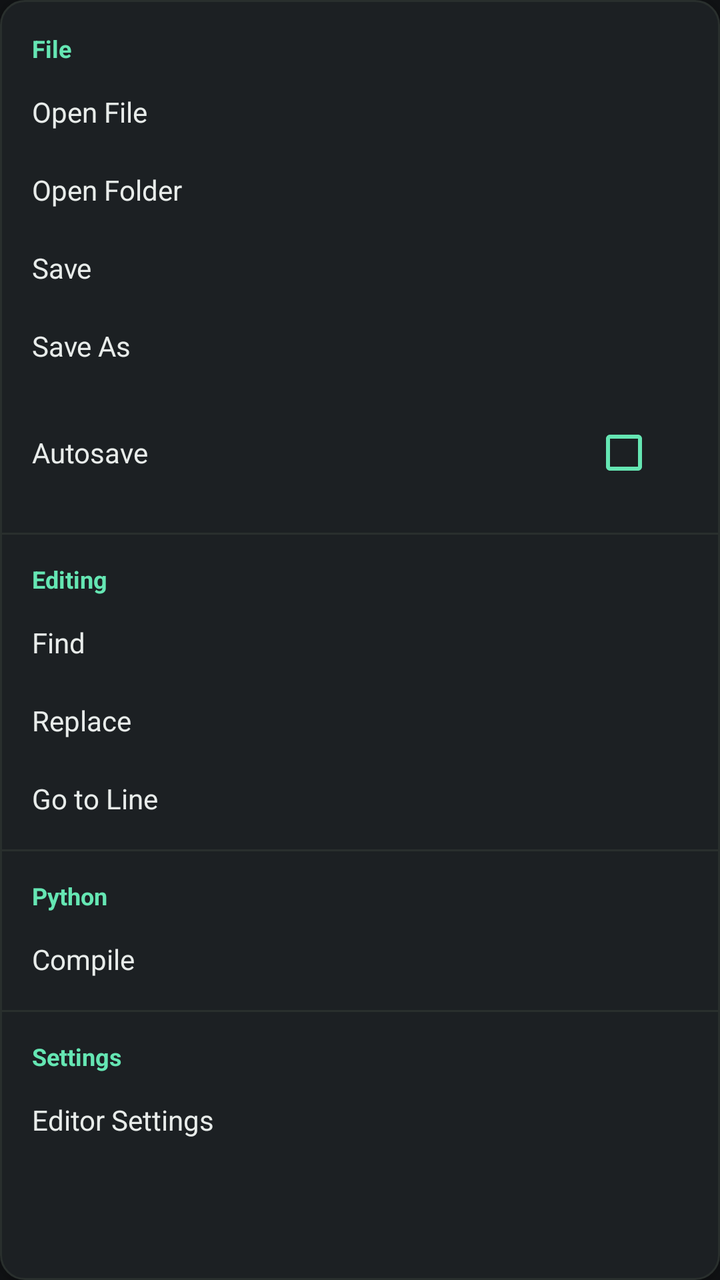
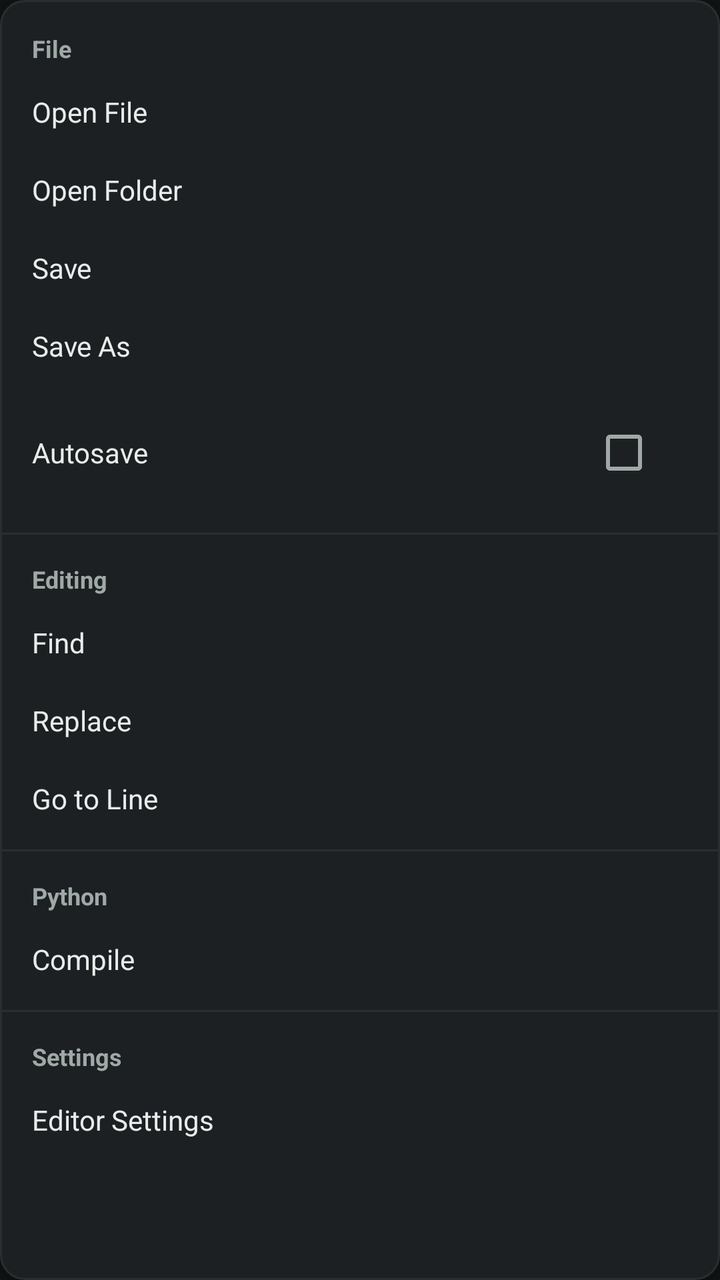

An Android layout rendered at two revisions. The XML below is the earlier revision; the diff shows what the commit changed to produce the second picture.
<!-- AndroidManifest.xml: application theme Theme.PyEdit -->
<!-- res/layout/popup_menu.xml -->
<?xml version="1.0" encoding="utf-8"?>
<LinearLayout xmlns:android="http://schemas.android.com/apk/res/android"
    android:layout_width="wrap_content"
    android:minWidth="200dp"
    android:layout_height="wrap_content"
    android:orientation="vertical"
    android:background="@drawable/popup_bg"
    android:elevation="8dp"
    android:paddingTop="8dp"
    android:paddingBottom="8dp">

    <TextView android:text="@string/menu_file" style="@style/PopupMenuSectionLabel" />
    <TextView android:id="@+id/menu_item_open_file" android:text="@string/open_file" style="@style/PopupMenuItem" />
    <TextView android:id="@+id/menu_item_open_folder" android:text="@string/open_folder" style="@style/PopupMenuItem" />
    <TextView android:id="@+id/menu_item_save" android:text="@string/menu_save" style="@style/PopupMenuItem" />
    <TextView android:id="@+id/menu_item_save_as" android:text="@string/menu_save_as" style="@style/PopupMenuItem" />

    <LinearLayout
        android:id="@+id/menu_item_autosave"
        style="@style/PopupMenuItemRow">
        <TextView
            android:layout_width="0dp"
            android:layout_height="wrap_content"
            android:layout_weight="1"
            android:text="@string/menu_autosave"
            android:textColor="@color/text_normal"
            android:textSize="14sp" />
        <CheckBox
            android:id="@+id/checkbox_autosave"
            android:layout_width="wrap_content"
            android:layout_height="wrap_content"
            android:buttonTint="@color/mint_primary" />
    </LinearLayout>

    <View style="@style/PopupMenuDivider" />

    <TextView android:text="@string/menu_editing" style="@style/PopupMenuSectionLabel" />
    <TextView android:id="@+id/menu_item_find" android:text="@string/menu_find" style="@style/PopupMenuItem" />
    <TextView android:id="@+id/menu_item_replace" android:text="@string/menu_replace" style="@style/PopupMenuItem" />
    <TextView android:id="@+id/menu_item_go_to_line" android:text="@string/menu_go_to_line" style="@style/PopupMenuItem" />

    <View style="@style/PopupMenuDivider" />

    <TextView android:text="@string/menu_python" style="@style/PopupMenuSectionLabel" />
    <TextView android:id="@+id/menu_item_compile" android:text="@string/menu_compile" style="@style/PopupMenuItem" />

    <View style="@style/PopupMenuDivider" />

    <TextView android:text="@string/menu_settings" style="@style/PopupMenuSectionLabel" />
    <TextView android:id="@+id/menu_item_editor_settings" android:text="@string/menu_editor_settings" style="@style/PopupMenuItem" />

</LinearLayout>
<!-- resources referenced by this layout -->
<resources>
  <color name="mint_primary">#65E6B3</color>
  <color name="text_normal">#E8ECEA</color>
  <!-- drawable popup_bg (drawable) -->
  <?xml version="1.0" encoding="utf-8"?>
  <shape xmlns:android="http://schemas.android.com/apk/res/android"
      android:shape="rectangle">
      <solid android:color="@color/popup_background" />
      <corners android:radius="12dp" />
      <stroke
          android:width="1dp"
          android:color="@color/border_divider" />
  </shape>
  <string name="menu_autosave">Autosave</string>
  <string name="menu_compile">Compile</string>
  <string name="menu_editing">Editing</string>
  <string name="menu_editor_settings">Editor Settings</string>
  <string name="menu_file">File</string>
  <string name="menu_find">Find</string>
  <string name="menu_go_to_line">Go to Line</string>
  <string name="menu_python">Python</string>
  <string name="menu_replace">Replace</string>
  <string name="menu_save">Save</string>
  <string name="menu_save_as">Save As</string>
  <string name="menu_settings">Settings</string>
  <string name="open_file">Open File</string>
  <string name="open_folder">Open Folder</string>
  <style name="PopupMenuDivider">
          <item name="android:layout_width">match_parent</item>
          <item name="android:layout_height">1dp</item>
          <item name="android:layout_marginTop">6dp</item>
          <item name="android:layout_marginBottom">6dp</item>
          <item name="android:background">@color/border_divider</item>
      </style>
  <style name="PopupMenuItem">
          <item name="android:layout_width">match_parent</item>
          <item name="android:layout_height">wrap_content</item>
          <item name="android:paddingStart">16dp</item>
          <item name="android:paddingEnd">16dp</item>
          <item name="android:paddingTop">10dp</item>
          <item name="android:paddingBottom">10dp</item>
          <item name="android:textColor">@color/text_normal</item>
          <item name="android:textSize">14sp</item>
          <item name="android:background">?attr/selectableItemBackground</item>
          <item name="android:clickable">true</item>
          <item name="android:focusable">true</item>
      </style>
  <style name="PopupMenuItemRow">
          <item name="android:layout_width">match_parent</item>
          <item name="android:layout_height">wrap_content</item>
          <item name="android:orientation">horizontal</item>
          <item name="android:paddingStart">16dp</item>
          <item name="android:paddingEnd">16dp</item>
          <item name="android:paddingTop">10dp</item>
          <item name="android:paddingBottom">10dp</item>
          <item name="android:gravity">center_vertical</item>
      </style>
  <style name="PopupMenuSectionLabel">
          <item name="android:layout_width">match_parent</item>
          <item name="android:layout_height">wrap_content</item>
          <item name="android:paddingStart">16dp</item>
          <item name="android:paddingEnd">16dp</item>
          <item name="android:paddingTop">8dp</item>
          <item name="android:paddingBottom">4dp</item>
          <item name="android:textColor">@color/mint_primary</item>
          <item name="android:textSize">12sp</item>
          <item name="android:textStyle">bold</item>
      </style>
  <color name="popup_background">#1C2023</color>
  <color name="border_divider">#292F2D</color>
  <color name="topbar_background">#181B1E</color>
  <color name="editor_background">#111315</color>
  <!-- unchanged entries left out for length: 1 -->
</resources>

<!-- the commit's change to res/layout/popup_menu.xml (unified diff, before → after) -->
@@ -25,11 +25,12 @@
             android:text="@string/menu_autosave"
             android:textColor="@color/text_normal"
             android:textSize="14sp" />
+        
         <CheckBox
             android:id="@+id/checkbox_autosave"
             android:layout_width="wrap_content"
             android:layout_height="wrap_content"
-            android:buttonTint="@color/mint_primary" />
+            android:buttonTint="@color/accent_grey" />
     </LinearLayout>
 
     <View style="@style/PopupMenuDivider" />
<!-- resource entries referenced after the edit -->
@@ -1,5 +1,6 @@
 <!-- resources referenced by this layout -->
 <resources>
+  <color name="accent_grey">#A0A9A6</color>
   <color name="mint_primary">#65E6B3</color>
   <color name="text_normal">#E8ECEA</color>
   <!-- drawable popup_bg (drawable) -->
@@ -63,7 +64,7 @@
           <item name="android:paddingEnd">16dp</item>
           <item name="android:paddingTop">8dp</item>
           <item name="android:paddingBottom">4dp</item>
-          <item name="android:textColor">@color/mint_primary</item>
+          <item name="android:textColor">@color/accent_grey</item>
           <item name="android:textSize">12sp</item>
           <item name="android:textStyle">bold</item>
       </style>
